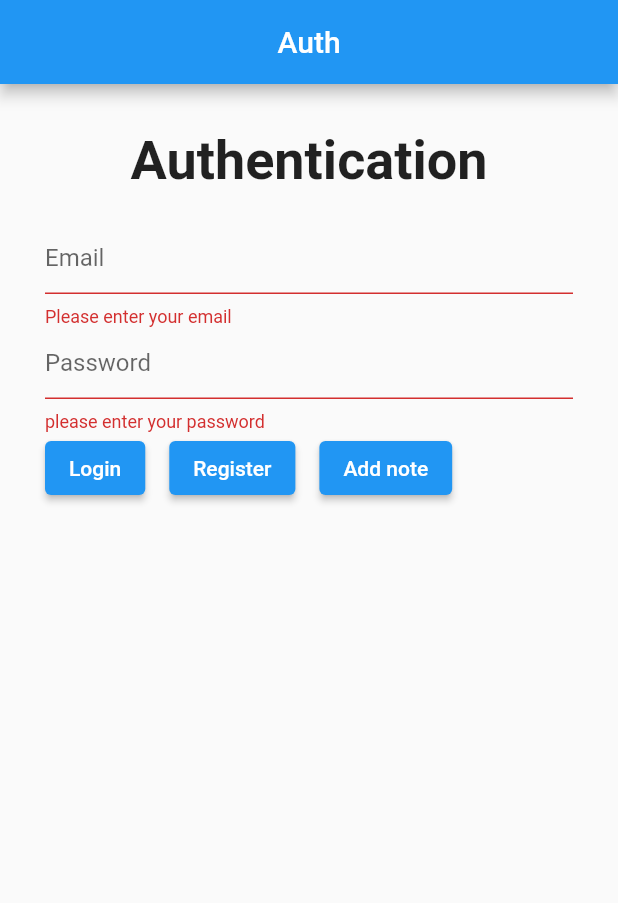
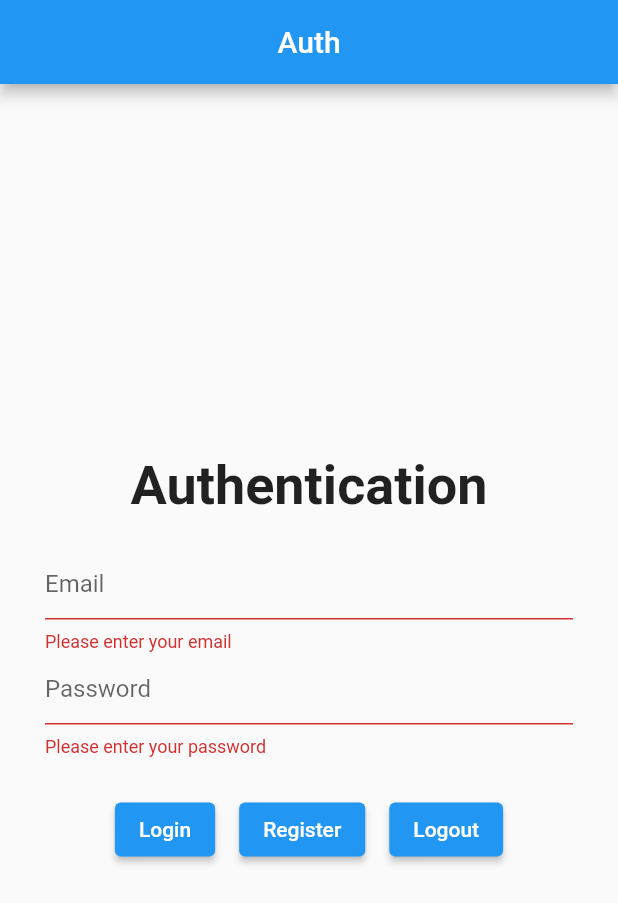
Before and after one commit to oorjitchowdhary/flutter-notes-app, a Flutter app: the screen it shows after launch, after a tap on "Login", after a tap on "Register", on a phone screen of 412 x 824 dp. Shown: the top 903 px of the screen. Run offline on Flutter 3.47's test engine with Material 2 defaults, Android fonts, the phone set to English and light mode, and no system bars; our stand-ins replace cloud_firestore, firebase_auth, firebase_core; accounts and stored records are empty.

Commit message:
Firebase (#1)
* firebase auth

* firestore add data

* add uid in documents

```diff
--- a/lib/auth.dart
+++ b/lib/auth.dart
@@ -1,4 +1,5 @@
 import 'package:flutter/material.dart';
+import 'package:firebase_auth/firebase_auth.dart';
 import 'package:notes/addNote.dart';
 
 class Auth extends StatefulWidget {
@@ -9,6 +10,9 @@ class Auth extends StatefulWidget {
 
 class _AuthState extends State<Auth> {
   final GlobalKey<FormState> formKey = GlobalKey<FormState>();
+  final FirebaseAuth auth = FirebaseAuth.instance;
+  String userEmail, userPassword;
+
   @override
   Widget build(BuildContext context) {
     return Scaffold(
@@ -21,6 +25,7 @@ class _AuthState extends State<Auth> {
         child: Form(
           key: formKey,
           child: Column(
+            mainAxisAlignment: MainAxisAlignment.center,
             children: [
               Text(
                 'Authentication',
@@ -35,6 +40,9 @@ class _AuthState extends State<Auth> {
                   hintText: 'Email'
                 ),
                 keyboardType: TextInputType.emailAddress,
+                onSaved: (String email) {
+                  userEmail = email;
+                },
                 validator: (String email) {
                   if (email == null || email.isEmpty) {
                     return "Please enter your email";
@@ -51,10 +59,13 @@ class _AuthState extends State<Auth> {
                   hintText: 'Password',
                 ),
                 keyboardType: TextInputType.visiblePassword,
+                onSaved: (String password) {
+                  userPassword = password;
+                },
                 obscureText: true,
                 validator: (String password) {
                   if (password == null || password.isEmpty) {
-                    return "please enter your password";
+                    return "Please enter your password";
                   }
 
                   else {
@@ -62,29 +73,56 @@ class _AuthState extends State<Auth> {
                   }
                 },
               ),
+              SizedBox(height: 24.0),
               Row(
-                crossAxisAlignment: CrossAxisAlignment.center,
+                mainAxisAlignment: MainAxisAlignment.center,
                 children: [
                   ElevatedButton(
                     child: Text('Login'),
                     onPressed: () {
                       if (formKey.currentState.validate() == true) {
-                        ScaffoldMessenger.of(context).showSnackBar(SnackBar(content: Text('Logging-in user.')));
+                        formKey.currentState.save();
+
+                        try {
+                          final user = auth.signInWithEmailAndPassword(email: userEmail, password: userPassword);
+
+                          if (auth.currentUser != null) {
+                            Navigator.pushNamed(context, AddNote.id);
+                          }
+
+                        } catch (error) {
+                          ScaffoldMessenger.of(context).showSnackBar(SnackBar(content: Text(error)));
+                        }
                       }
-
-                      else {
-                        ScaffoldMessenger.of(context).showSnackBar(SnackBar(content: Text('Error logging in user')));
-                      }
-
                     },
                   ),
                   SizedBox(width: 16.0),
-                  ElevatedButton(onPressed: () {}, child: Text('Register')),
+                  ElevatedButton(
+                    child: Text('Register'),
+                    onPressed: () async {
+                      if (formKey.currentState.validate() == true) {
+                        formKey.currentState.save();
+
+                        try {
+                          final newUser = await auth.createUserWithEmailAndPassword(email: userEmail, password: userPassword);
+
+                          if (newUser != null) {
+                            ScaffoldMessenger.of(context).showSnackBar(SnackBar(content: Text('Registered user successfully.')));
+                            Navigator.pushNamed(context, AddNote.id);
+                          }
+
+                        } on FirebaseAuthException catch (error) {
+                          ScaffoldMessenger.of(context).showSnackBar(SnackBar(content: Text(error.message)));
+                        }
+                      }
+                    },
+                  ),
                   SizedBox(width: 16.0),
                   ElevatedButton(
-                    child: Text('Add note'),
+                    child: Text('Logout'),
                     onPressed: () {
-                      Navigator.pushNamed(context, AddNote.id);
+                      auth.signOut();
+                      ScaffoldMessenger.of(context).showSnackBar(SnackBar(content: Text('Logged out successfully.')));
                     },
                   )
                 ],
--- a/lib/main.dart
+++ b/lib/main.dart
@@ -1,15 +1,27 @@
 import 'package:flutter/material.dart';
+import 'package:firebase_core/firebase_core.dart';
+
 import 'auth.dart';
 import 'addNote.dart';
 
 void main() {
+  WidgetsFlutterBinding.ensureInitialized();
   runApp(MyApp());
 }
 
 class MyApp extends StatelessWidget {
+  final Future<FirebaseApp> initialization = Firebase.initializeApp();
   // This widget is the root of your application.
   @override
   Widget build(BuildContext context) {
+    return FutureBuilder(
+      future: initialization,
+      builder: (context, snapshot) {
+        if (snapshot.hasError) {
+          return Text('Unable to initialize Firebase');
+        }
+
+        if (snapshot.connectionState == ConnectionState.done) {
           return MaterialApp(
             title: 'Notes App',
             routes: {
@@ -19,4 +31,10 @@ class MyApp extends StatelessWidget {
             initialRoute: Auth.id,
           );
         }
+
+        return CircularProgressIndicator();
       }
+    );
+
+  }
+}
--- a/pubspec.yaml
+++ b/pubspec.yaml
@@ -26,6 +26,9 @@ dependencies:
   # The following adds the Cupertino Icons font to your application.
   # Use with the CupertinoIcons class for iOS style icons.
   cupertino_icons: ^1.0.2
+  firebase_core: "^0.7.0"
+  firebase_auth: "^0.20.1"
+  cloud_firestore: "0.16.0"
 
 dev_dependencies:
   flutter_test:
```
Also changed, not shown: lib/addNote.dart (+61 -3 lines), pubspec.lock, 3 other files. Lines whose indentation alone changed are shown as unchanged.
